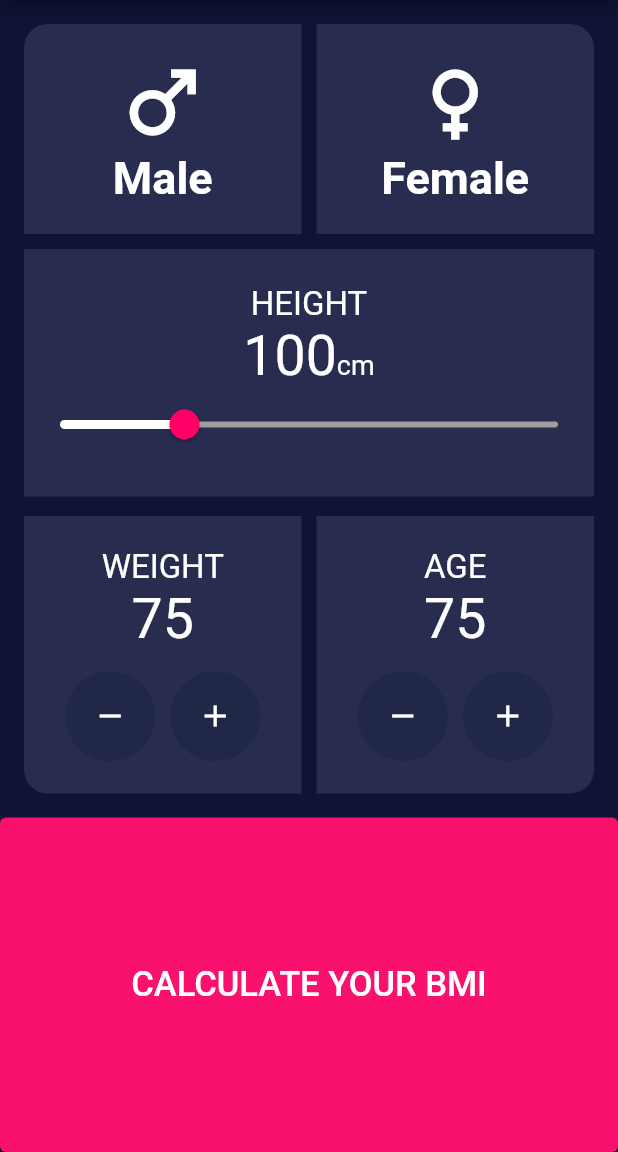
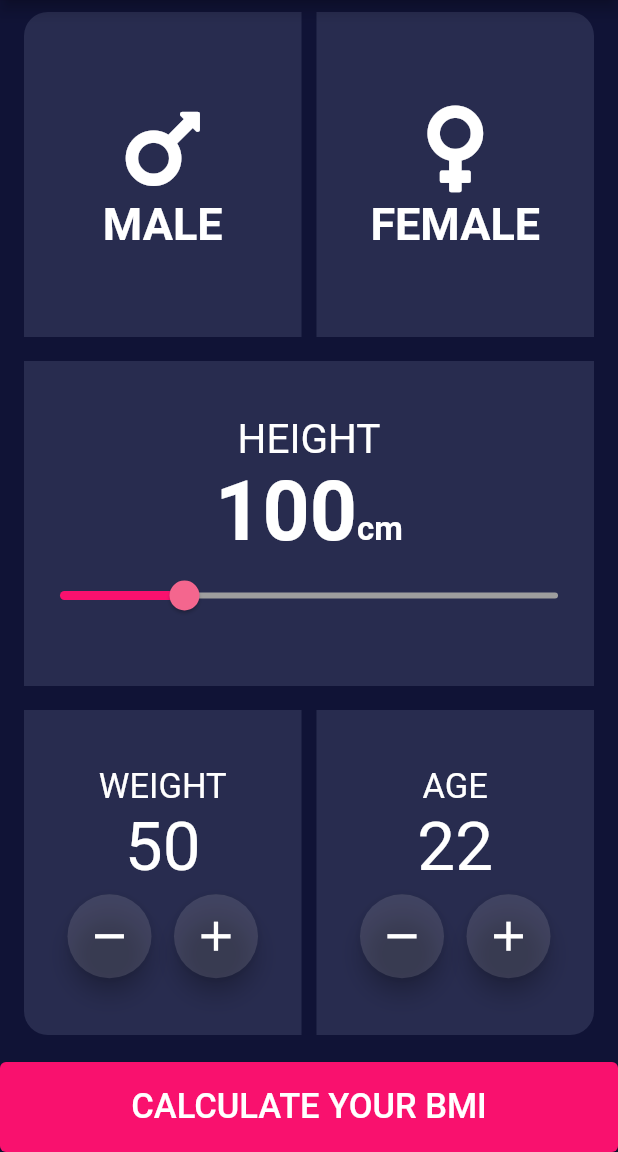
Before and after one commit to MohaimenulBSMRSTU18CSE/bmi_calculator, a Flutter app: the screen it shows after launch, on a phone screen of 412 x 824 dp, the part 84-1236 px from its top. Run offline on Flutter 3.47's test engine with Material 2 defaults, Android fonts, the phone set to English and light mode, and no system bars; our stand-ins replace font_awesome_flutter.

Commit message:
version1.2

```diff
--- a/lib/main.dart
+++ b/lib/main.dart
@@ -1,4 +1,4 @@
-import './widgets/bmi_widgets.dart';
+import './widgets/bmi_calculator.dart';
 import 'package:flutter/material.dart';
 
 void main() {
--- /dev/null
+++ b/lib/widgets/ageweight.dart
@@ -0,0 +1,65 @@
+import 'package:flutter/material.dart';
+
+class AgeWeight extends StatefulWidget {
+  final String textValue;
+  int integerValue;
+  AgeWeight({Key? key, required this.textValue, required this.integerValue})
+      : super(key: key);
+
+  @override
+  _AgeWeightState createState() => _AgeWeightState();
+}
+
+class _AgeWeightState extends State<AgeWeight> {
+  @override
+  Widget build(BuildContext context) {
+    return Column(
+      mainAxisAlignment: MainAxisAlignment.center,
+      children: [
+        Text(
+          widget.textValue,
+          style: TextStyle(fontSize: 23),
+        ),
+        Text(
+          widget.integerValue.toString(),
+          style: TextStyle(fontSize: 45),
+        ),
+        SizedBox(
+          height: 5,
+        ),
+        Row(
+          mainAxisAlignment: MainAxisAlignment.center,
+          children: [
+            FloatingActionButton(
+              backgroundColor: Colors.white12,
+              onPressed: () {
+                setState(() {
+                  widget.integerValue--;
+                });
+              },
+              child: Icon(
+                Icons.remove,
+                size: 33,
+              ),
+            ),
+            SizedBox(
+              width: 15,
+            ),
+            FloatingActionButton(
+              backgroundColor: Colors.white12,
+              onPressed: () {
+                setState(() {
+                  widget.integerValue++;
+                });
+              },
+              child: Icon(
+                Icons.add,
+                size: 33,
+              ),
+            )
+          ],
+        )
+      ],
+    );
+  }
+}
--- /dev/null
+++ b/lib/widgets/bmi_calculator.dart
@@ -0,0 +1,197 @@
+import 'package:bmi_calculator/widgets/height_expanded.dart';
+import 'package:flutter/material.dart';
+import 'package:font_awesome_flutter/font_awesome_flutter.dart';
+
+import 'ageweight.dart';
+
+class BmiCalculator extends StatefulWidget {
+  const BmiCalculator({Key? key}) : super(key: key);
+
+  @override
+  _BmiCalculatorState createState() => _BmiCalculatorState();
+}
+
+enum GenderEnum {
+  FEMALE,
+  MALE,
+}
+
+class _BmiCalculatorState extends State<BmiCalculator> {
+  static const Color activeColor = Color(0xFFF9116E);
+  static const Color inactiveColor = Color(0xFF282C4F);
+  static var contColor = inactiveColor;
+  static var contColor1 = inactiveColor;
+
+  malebutton(GenderEnum data) {
+    if (data == GenderEnum.MALE) {
+      contColor1 = inactiveColor;
+      if (contColor == inactiveColor) {
+        contColor = activeColor;
+      } else {
+        contColor = inactiveColor;
+      }
+    }
+    if (data == GenderEnum.FEMALE) {
+      contColor = inactiveColor;
+      if (contColor1 == inactiveColor) {
+        contColor1 = activeColor;
+      } else {
+        contColor1 = inactiveColor;
+      }
+    }
+  }
+
+  @override
+  Widget build(BuildContext context) {
+    return Column(
+      crossAxisAlignment: CrossAxisAlignment.stretch,
+      children: [
+        Expanded(
+          child: Padding(
+            padding: EdgeInsets.symmetric(horizontal: 16.0, vertical: 8.0),
+            child: Row(
+              children: [
+                Expanded(
+                  child: GestureDetector(
+                    onTap: () {
+                      setState(() {
+                        malebutton(GenderEnum.MALE);
+                      });
+                    },
+                    child: ExpandedContainer(
+                      containerData: ExpandedCard(
+                        cardText: 'MALE',
+                        icon: FontAwesomeIcons.mars,
+                      ),
+                      containerColor: contColor,
+                      borderRad:
+                          BorderRadius.only(topLeft: Radius.circular(16.0)),
+                    ),
+                  ),
+                ),
+                SizedBox(
+                  width: 10,
+                ),
+                Expanded(
+                  child: GestureDetector(
+                    onTap: () {
+                      setState(() {
+                        malebutton(GenderEnum.FEMALE);
+                      });
+                    },
+                    child: ExpandedContainer(
+                      containerData: ExpandedCard(
+                        cardText: 'FEMALE',
+                        icon: FontAwesomeIcons.venus,
+                      ),
+                      containerColor: contColor1,
+                      borderRad:
+                          BorderRadius.only(topRight: Radius.circular(16.0)),
+                    ),
+                  ),
+                ),
+              ],
+            ),
+          ),
+        ),
+        Expanded(
+          child: Padding(
+            padding: EdgeInsets.symmetric(horizontal: 16.0, vertical: 8.0),
+            child: ExpandedContainer(
+              containerColor: Theme.of(context).backgroundColor,
+              containerData: HeightExpanded(),
+            ),
+          ),
+        ),
+        Expanded(
+          child: Padding(
+            padding: EdgeInsets.symmetric(horizontal: 16.0, vertical: 8.0),
+            child: Row(
+              children: [
+                Expanded(
+                  child: ExpandedContainer(
+                    borderRad:
+                        BorderRadius.only(bottomLeft: Radius.circular(16.0)),
+                    containerColor: Theme.of(context).backgroundColor,
+                    containerData: AgeWeight(
+                      textValue: 'WEIGHT',
+                      integerValue: 50,
+                    ),
+                  ),
+                ),
+                SizedBox(
+                  width: 10,
+                ),
+                Expanded(
+                    child: ExpandedContainer(
+                        borderRad: BorderRadius.only(
+                            bottomRight: Radius.circular(16.0)),
+                        containerData: AgeWeight(
+                          textValue: 'AGE',
+                          integerValue: 22,
+                        ),
+                        containerColor: Theme.of(context).backgroundColor)),
+              ],
+            ),
+          ),
+        ),
+        SizedBox(
+          height: 10,
+        ),
+        Container(
+          height: 60,
+          child: ElevatedButton(
+            style: ElevatedButton.styleFrom(
+              primary: Color(0xFFF9116E),
+            ),
+            onPressed: () {},
+            child: Text(
+              'CALCULATE YOUR BMI',
+              style: TextStyle(fontSize: 23),
+            ),
+          ),
+        )
+      ],
+    );
+  }
+}
+
+class ExpandedContainer extends StatelessWidget {
+  final Widget? containerData;
+  final BorderRadiusGeometry? borderRad;
+  final Color containerColor;
+  const ExpandedContainer(
+      {required this.containerColor, this.containerData, this.borderRad});
+
+  @override
+  Widget build(BuildContext context) {
+    return Container(
+      decoration: BoxDecoration(
+        color: containerColor,
+        borderRadius: borderRad,
+      ),
+      child: containerData,
+    );
+  }
+}
+
+class ExpandedCard extends StatelessWidget {
+  final String cardText;
+  final IconData icon;
+  const ExpandedCard({required this.cardText, required this.icon});
+
+  @override
+  Widget build(BuildContext context) {
+    return Column(
+      mainAxisAlignment: MainAxisAlignment.center,
+      children: [
+        FaIcon(
+          icon,
+          size: 66.0,
+        ),
+        Text(cardText,
+            style: TextStyle(fontSize: 30, fontWeight: FontWeight.bold)),
+      ],
+    );
+  }
+}
--- a/lib/widgets/bmi_widgets.dart
+++ b/lib/widgets/bmi_widgets.dart
@@ -49,25 +49,7 @@ class _BmiCalculatorState extends State<BmiCalculator> {
                       width: 10,
                     ),
                     Expanded(
-                      child: Container(
-                        decoration: BoxDecoration(
-                          color: Theme.of(context).backgroundColor,
-                          borderRadius: BorderRadius.only(
-                              topRight: Radius.circular(16.0)),
-                        ),
-                        child: Column(
-                          mainAxisAlignment: MainAxisAlignment.center,
-                          children: [
-                            Icon(
-                              Icons.female,
-                              size: 66.0,
-                            ),
-                            Text('Female',
-                                style: TextStyle(
-                                    fontSize: 30, fontWeight: FontWeight.bold)),
-                          ],
-                        ),
-                      ),
+                      child: ExpandedContainer(),
                     )
                   ],
                 ),
@@ -255,3 +237,41 @@ class _BmiCalculatorState extends State<BmiCalculator> {
     );
   }
 }
+
+class ExpandedContainer extends StatelessWidget {
+  const ExpandedContainer({
+    Key? key,
+  }) : super(key: key);
+
+  @override
+  Widget build(BuildContext context) {
+    return Container(
+      decoration: BoxDecoration(
+        color: Theme.of(context).backgroundColor,
+        borderRadius: BorderRadius.only(topRight: Radius.circular(16.0)),
+      ),
+      child: ExpandedCard(),
+    );
+  }
+}
+
+class ExpandedCard extends StatelessWidget {
+  const ExpandedCard({
+    Key? key,
+  }) : super(key: key);
+
+  @override
+  Widget build(BuildContext context) {
+    return Column(
+      mainAxisAlignment: MainAxisAlignment.center,
+      children: [
+        Icon(
+          Icons.female,
+          size: 66.0,
+        ),
+        Text('Female',
+            style: TextStyle(fontSize: 30, fontWeight: FontWeight.bold)),
+      ],
+    );
+  }
+}
--- /dev/null
+++ b/lib/widgets/height_expanded.dart
@@ -0,0 +1,47 @@
+import 'package:flutter/material.dart';
+
+class HeightExpanded extends StatefulWidget {
+  const HeightExpanded({Key? key}) : super(key: key);
+
+  @override
+  _HeightExpandedState createState() => _HeightExpandedState();
+}
+
+class _HeightExpandedState extends State<HeightExpanded> {
+  double _currentSliderValue = 100.0;
+  @override
+  Widget build(BuildContext context) {
+    return Column(
+      mainAxisAlignment: MainAxisAlignment.center,
+      children: [
+        Text('HEIGHT', style: TextStyle(fontSize: 27)),
+        RichText(
+          text: TextSpan(
+              text: _currentSliderValue.round().toString(),
+              style: TextStyle(fontSize: 55, fontWeight: FontWeight.bold),
+              children: <TextSpan>[
+                TextSpan(text: 'cm', style: TextStyle(fontSize: 22))
+              ]),
+        ),
+        SliderTheme(
+            data: SliderThemeData(
+                activeTrackColor: Color(0xFFF9116E),
+                inactiveTrackColor: Colors.grey,
+                overlayColor: Colors.white12,
+                trackHeight: 4,
+                thumbColor: Color(0xFFF4668E)),
+            child: Slider(
+              value: _currentSliderValue,
+              onChanged: (double value) {
+                setState(() {
+                  _currentSliderValue = value;
+                });
+              },
+              max: 400,
+              min: 0,
+              label: _currentSliderValue.round().toString(),
+            ))
+      ],
+    );
+  }
+}
```
